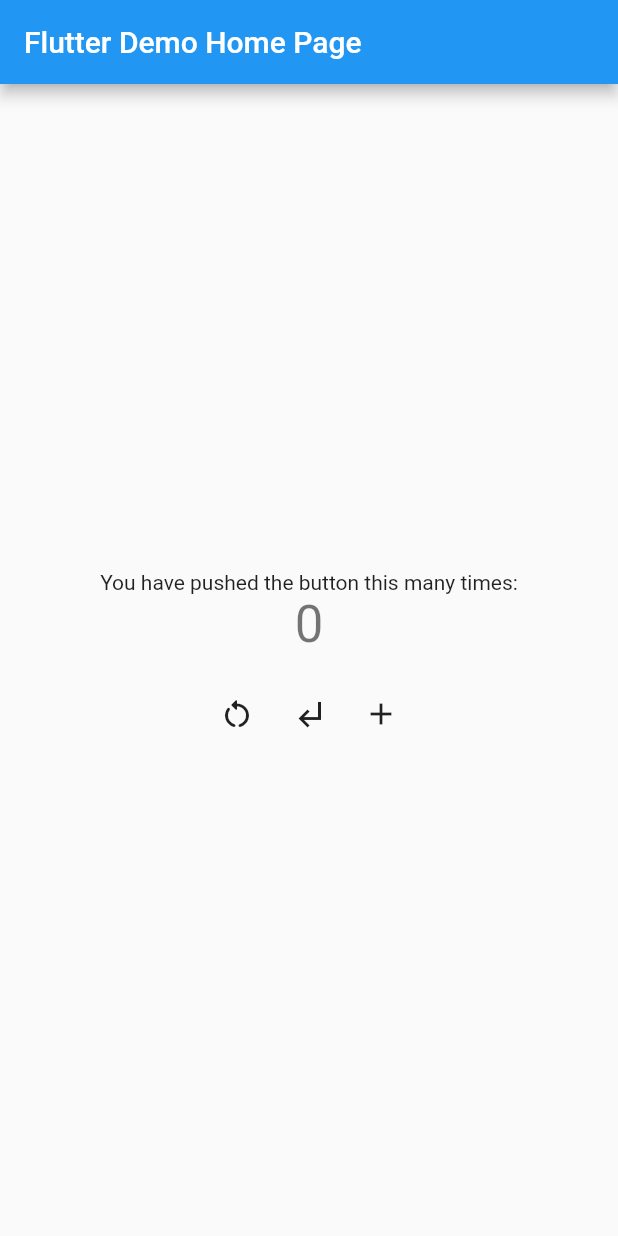
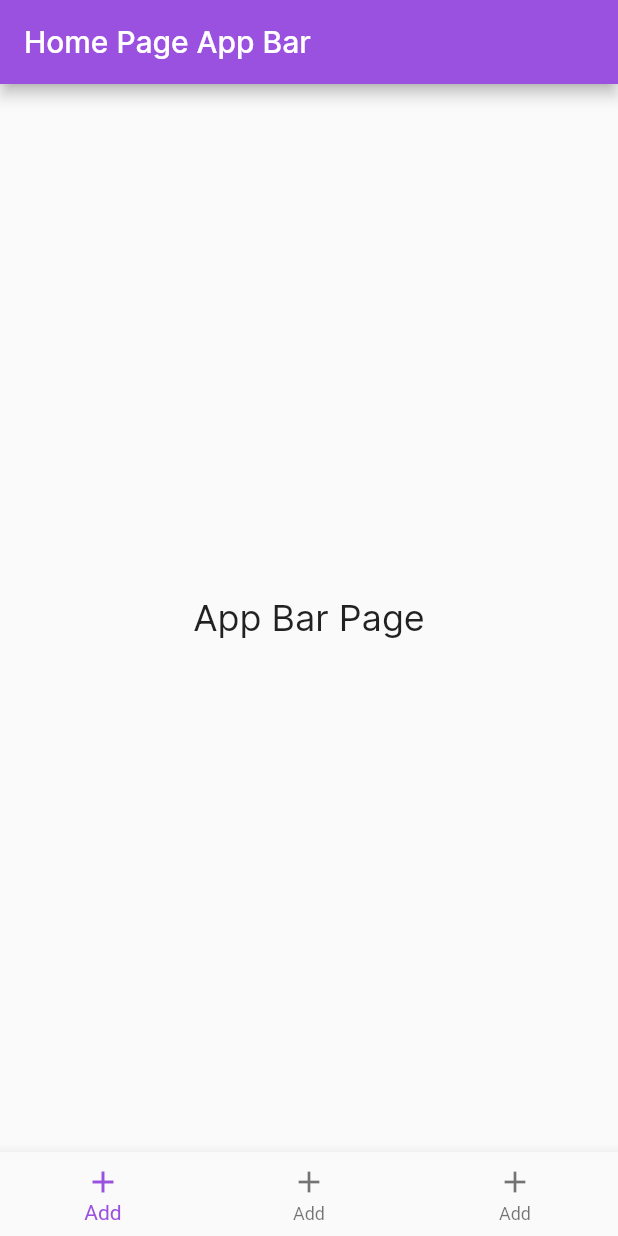
Before and after one commit to quannh287/flutter-expenses, a Flutter app: the screen it shows after launch, on a phone screen of 412 x 824 dp. Run offline on Flutter 3.47's test engine with Material 2 defaults, Android fonts, the phone set to English and light mode, and no system bars.

Commit message:
Setup app fonts, app colors

```diff
--- a/lib/main.dart
+++ b/lib/main.dart
@@ -1,3 +1,5 @@
+import 'package:expenses/pages/home_page.dart';
+import 'package:expenses/themes/app_colors.dart';
 import 'package:flutter/material.dart';
 
 void main() {
@@ -11,80 +13,12 @@ class MyApp extends StatelessWidget {
   @override
   Widget build(BuildContext context) {
     return MaterialApp(
-      title: 'Flutter Demo',
+      title: 'Flutter Expanses App',
+      debugShowCheckedModeBanner: false,
       theme: ThemeData(
-        primarySwatch: Colors.blue,
+        primaryColor: AppColors.purple,
       ),
-      home: const MyHomePage(title: 'Flutter Demo Home Page'),
+      home: const HomePage(),
     );
   }
 }
-
-class MyHomePage extends StatefulWidget {
-  const MyHomePage({Key? key, required this.title}) : super(key: key);
-
-  final String title;
-
-  @override
-  State<MyHomePage> createState() => _MyHomePageState();
-}
-
-class _MyHomePageState extends State<MyHomePage> {
-  int _counter = 0;
-
-  void changeCounterValue(int number) {
-    setState(() {
-      _counter = number;
-    });
-  }
-
-  @override
-  Widget build(BuildContext context) {
-    return Scaffold(
-      appBar: AppBar(
-        title: Text(widget.title),
-      ),
-      body: Center(
-        child: Column(
-          mainAxisAlignment: MainAxisAlignment.center,
-          children: <Widget>[
-            const Text(
-              'You have pushed the button this many times:',
-            ),
-            Text(
-              '$_counter',
-              style: Theme.of(context).textTheme.headline4,
-            ),
-            Padding(
-              padding: const EdgeInsets.only(top: 16.0),
-              child: FittedBox(
-                child: Row(
-                  children: [
-                    IconButton(
-                      onPressed: () {
-                        changeCounterValue(0);
-                      },
-                      icon: const Icon(Icons.restart_alt_rounded),
-                    ),
-                    IconButton(
-                      onPressed: () {
-                        changeCounterValue(_counter -= 1);
-                      },
-                      icon: const Icon(Icons.subdirectory_arrow_left),
-                    ),
-                    IconButton(
-                      onPressed: () {
-                        changeCounterValue(_counter += 1);
-                      },
-                      icon: const Icon(Icons.add),
-                    ),
-                  ],
-                ),
-              ),
-            )
-          ],
-        ),
-      ),
-    );
-  }
-}
--- /dev/null
+++ b/lib/pages/home_page.dart
@@ -0,0 +1,50 @@
+import 'package:expenses/themes/app_colors.dart';
+import 'package:expenses/themes/app_fonts.dart';
+import 'package:flutter/material.dart';
+
+class HomePage extends StatelessWidget {
+  const HomePage({Key? key}) : super(key: key);
+
+  @override
+  Widget build(BuildContext context) {
+    return Scaffold(
+      appBar: AppBar(
+        title: Text(
+          'Home Page App Bar',
+          style: AppFonts.medium(20),
+        ),
+        backgroundColor: Theme.of(context).primaryColor,
+      ),
+      body: Center(
+        child: Text(
+          'App Bar Page',
+          style: AppFonts.regular(24),
+        ),
+      ),
+      bottomNavigationBar: BottomNavigationBar(
+        items: const <BottomNavigationBarItem>[
+          BottomNavigationBarItem(
+            icon: Icon(Icons.add),
+            label: 'Add',
+          ),
+          BottomNavigationBarItem(
+            icon: Icon(Icons.add),
+            label: 'Add',
+          ),
+          BottomNavigationBarItem(
+            icon: Icon(Icons.add),
+            label: 'Add',
+          ),
+        ],
+        currentIndex: 0,
+        selectedItemColor: AppColors.purple,
+        onTap: (value) {},
+      ),
+      /* floatingActionButton: FloatingActionButton(
+        onPressed: () {},
+        backgroundColor: AppColors.blue,
+        child: const Icon(Icons.add),
+      ), */
+    );
+  }
+}
--- /dev/null
+++ b/lib/themes/app_colors.dart
@@ -0,0 +1,12 @@
+import 'package:flutter/material.dart';
+
+class AppColors {
+  static const Color purple =Color(0xFF9B51E0);
+  static const Color prink =Color(0xFFFD5B71);
+  static const Color blue =Color(0xFF3D4ABA);
+  static const Color green =Color(0xFF07E092);
+  static const Color lightGray =Color(0xFFFAFAFF);
+  static const Color orange =Color(0xFFFFA656);
+  static const Color dark =Color(0xFF18152C);
+  static const Color background =Color(0xFFE5E5E5);
+}
--- /dev/null
+++ b/lib/themes/app_fonts.dart
@@ -0,0 +1,29 @@
+import 'package:flutter/material.dart';
+
+class AppFonts {
+  static const String fontFamily = 'Inter';
+
+  static TextStyle bold(double size) {
+    return TextStyle(
+      fontFamily: fontFamily,
+      fontWeight: FontWeight.w700,
+      fontSize: size,
+    );
+  }
+
+  static TextStyle regular(double size) {
+    return TextStyle(
+      fontFamily: fontFamily,
+      fontWeight: FontWeight.w400,
+      fontSize: size,
+    );
+  }
+
+  static TextStyle medium(double size) {
+    return TextStyle(
+      fontFamily: fontFamily,
+      fontWeight: FontWeight.w500,
+      fontSize: size,
+    );
+  }
+}
```
Also changed, not shown: pubspec.yaml (+12 -9 lines), assets/fonts/Inter-Bold.ttf (added), assets/fonts/Inter-Medium.ttf (added), assets/fonts/Inter-Regular.ttf (added).
